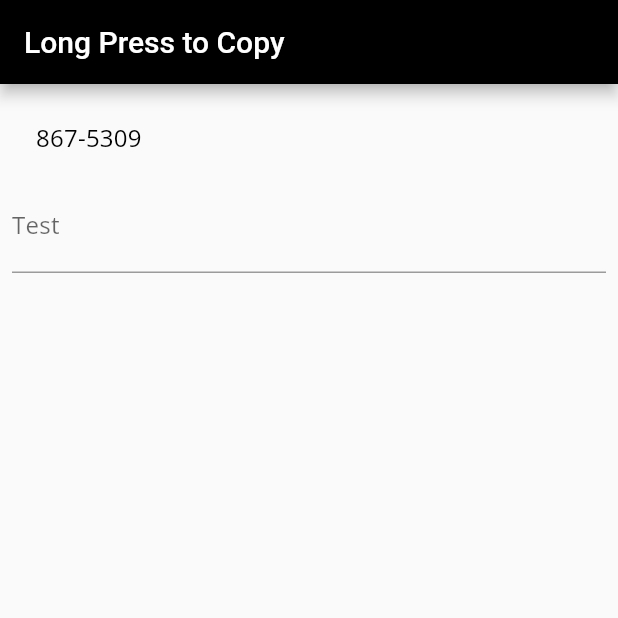
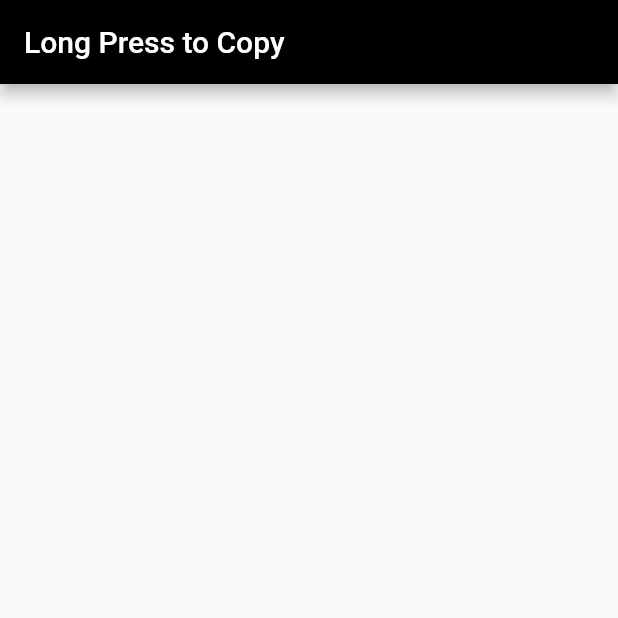
Before and after one commit to jaydanurwin/flutter_long_press_to_copy, a Flutter app: the screen it shows after launch, on a phone screen of 412 x 824 dp, the top half of it. Run offline on Flutter 3.47's test engine with Material 2 defaults, Android fonts, the phone set to English and light mode, and no system bars; our stand-ins replace google_fonts.

Commit message:
cleaning up completed files

```diff
--- a/lib/screens/home.dart
+++ b/lib/screens/home.dart
@@ -1,5 +1,4 @@
 import 'package:flutter/material.dart';
-import 'package:flutter_long_press_to_copy/widgets/copyable_list_tile.dart';
 
 class Home extends StatelessWidget {
   @override
@@ -12,14 +11,7 @@ class Home extends StatelessWidget {
         child: Padding(
           padding: const EdgeInsets.all(8.0),
           child: Column(
-            children: [
-              CopyableListTile(
-                copyableText: '867-5309',
-              ),
-              TextField(
-                decoration: InputDecoration(labelText: 'Test'),
-              )
-            ],
+            children: [],
           ),
         ),
       ),
--- a/lib/widgets/copyable_list_tile.dart
+++ /dev/null
@@ -1,27 +0,0 @@
-import 'package:flutter/material.dart';
-import 'package:flutter/services.dart';
-
-class CopyableListTile extends StatelessWidget {
-  final String copyableText;
-
-  const CopyableListTile({Key key, this.copyableText}) : super(key: key);
-
-  @override
-  Widget build(BuildContext context) {
-    return ListTile(
-      title: Text(copyableText),
-      onLongPress: () {
-        Clipboard.setData(
-          ClipboardData(text: copyableText),
-        );
-        final snackBar = SnackBar(
-          content: Text('Copied text!'),
-        );
-
-        // Find the Scaffold in the widget tree and use
-        // it to show a SnackBar.
-        Scaffold.of(context).showSnackBar(snackBar);
-      },
-    );
-  }
-}
```
Also changed, not shown: 1 other file.
